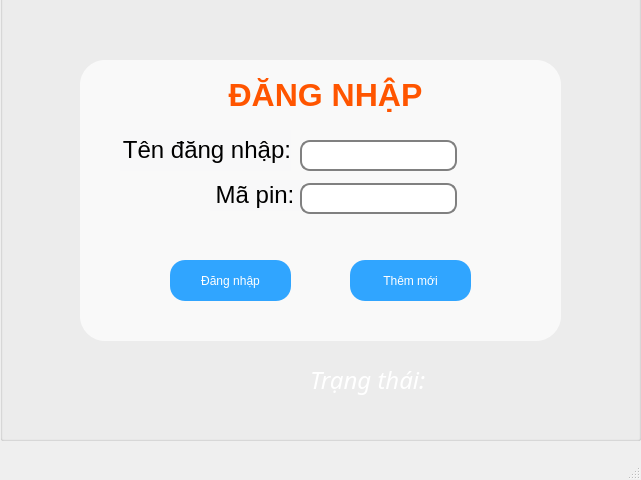
Before: the Qt Designer form QuanLyChiTieu/loginapp.ui in derektruong/ExpenseManagement, drawn with Qt 5.
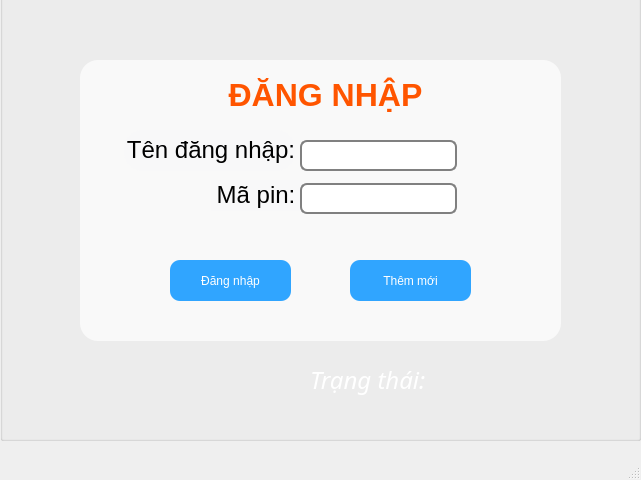
After: the same form once the commit is applied. Icons and pictures are not drawn.

Patch:
```diff
--- a/QuanLyChiTieu/loginapp.ui
+++ b/QuanLyChiTieu/loginapp.ui
@@ -33,7 +33,7 @@
     <property name="styleSheet">
      <string notr="true">font: 75 14pt &quot;MS Shell Dlg 2&quot;;
 background-color: rgb(255, 255, 255, 180);
-border-radius: 25px;</string>
+border-radius: 18px;</string>
     </property>
     <property name="title">
      <string/>
@@ -41,7 +41,7 @@
     <widget class="QLabel" name="label_TenDangNhap">
      <property name="geometry">
       <rect>
-       <x>40</x>
+       <x>44</x>
        <y>70</y>
        <width>171</width>
        <height>41</height>
@@ -58,7 +58,7 @@
     <widget class="QLabel" name="label_MaPin">
      <property name="geometry">
       <rect>
-       <x>130</x>
+       <x>131</x>
        <y>120</y>
        <width>91</width>
        <height>31</height>
@@ -92,7 +92,7 @@
 font: 75 13pt &quot;Segoe UI&quot;;
 background-color: rgb(255, 255, 255);
 border: 2px solid gray;
-border-radius: 10px;</string>
+border-radius: 7px;</string>
      </property>
     </widget>
     <widget class="QLineEdit" name="lineEdit_MaPin">
@@ -108,7 +108,7 @@
       <string notr="true">background-color: rgb(246, 244, 255);
 background-color: rgb(255, 255, 255);
 border: 2px solid gray;
-border-radius: 10px;
+border-radius: 7px;
 font: 75 11pt &quot;Segoe UI&quot;;</string>
      </property>
      <property name="echoMode">
@@ -125,7 +125,7 @@
       </rect>
      </property>
      <property name="styleSheet">
-      <string notr="true">border-radius: 15px;
+      <string notr="true">border-radius: 10px;
 color: rgb(255, 255, 255);
 background-color: rgb(48, 165, 255);</string>
      </property>
@@ -149,7 +149,7 @@
       </rect>
      </property>
      <property name="styleSheet">
-      <string notr="true">border-radius: 15px;
+      <string notr="true">border-radius: 10px;
 color: rgb(255, 255, 255);
 background-color: rgb(48, 165, 255);</string>
      </property>
```
